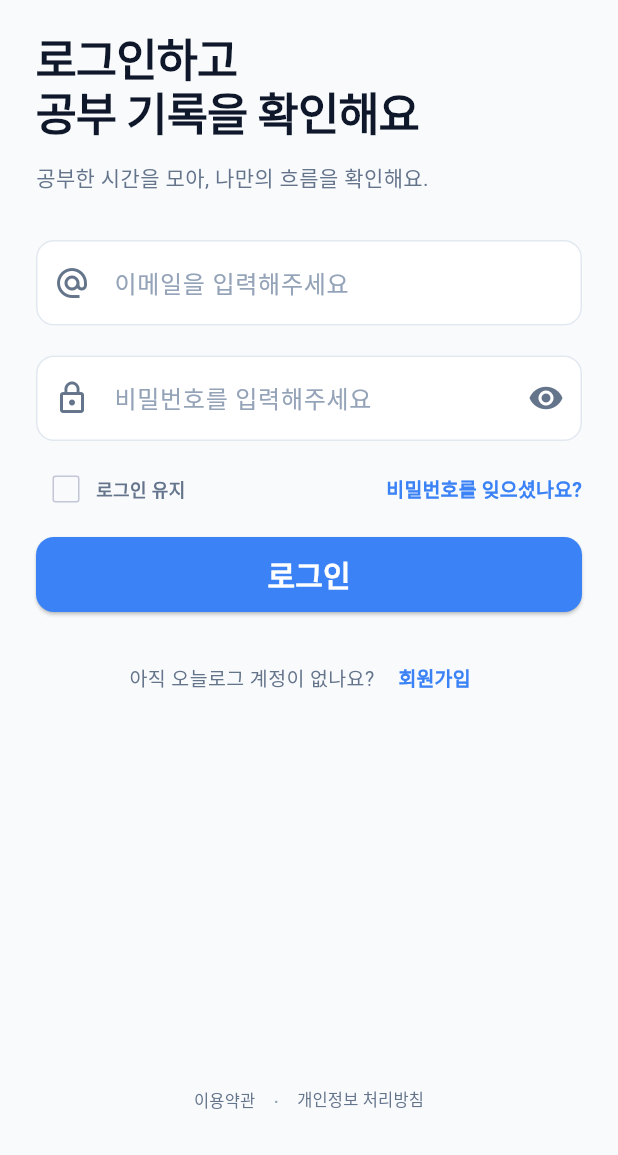
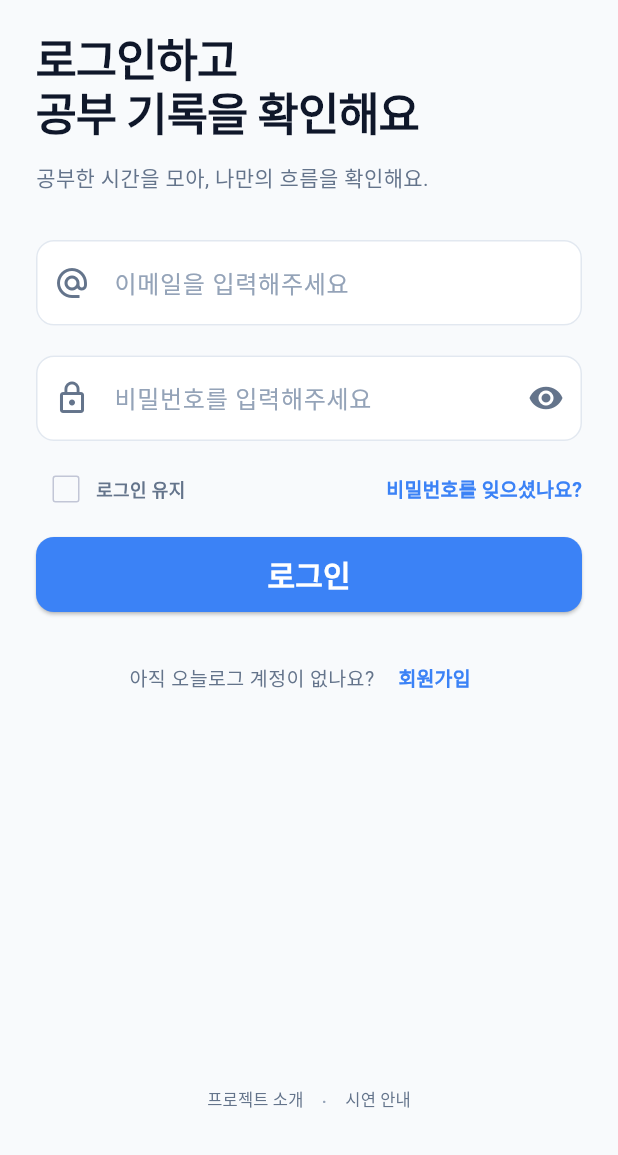
Before and after one commit to sky688372-wq/day_log, a Flutter app: the screen it shows after launch, on a phone screen of 412 x 824 dp, the part 81-1236 px from its top. Run offline on Flutter 3.47's test engine with Material 3 defaults, Android fonts, the phone set to English and light mode, and no system bars; our stand-ins replace dio, flutter_secure_storage, smooth_page_indicator; accounts and stored records are empty.

Commit message:
로그인 화면의 약관, 정책 등 부분을 프로젝트 관련 텍스트 버튼으로 교체

```diff
--- a/lib/screens/auth/login_screen.dart
+++ b/lib/screens/auth/login_screen.dart
@@ -393,7 +393,7 @@ class _LoginScreenState extends State<LoginScreen> {
           child: Column(
             mainAxisSize: MainAxisSize.min,
             children: [
-              // 9. 이용약관과 개인정보 처리방침
+              // 9. 프로젝트 소개와 시연 안내
               Wrap(
                 alignment: WrapAlignment.center,
                 crossAxisAlignment: WrapCrossAlignment.center,
@@ -403,10 +403,10 @@ class _LoginScreenState extends State<LoginScreen> {
                       foregroundColor: AppColor.textSecondary,
                     ),
                     onPressed: () {
-                      // todo 이용약관 페이지 만들면 이동 로직 추가하기
+                      // todo 프로젝트 소개 페이지 만들면 이동 로직 추가하기
                     },
                     child: const Text(
-                      '이용약관',
+                      '프로젝트 소개',
                       style: TextStyle(fontSize: 11),
                     ),
                   ),
@@ -421,10 +421,10 @@ class _LoginScreenState extends State<LoginScreen> {
                       foregroundColor: AppColor.textSecondary,
                     ),
                     onPressed: () {
-                      // todo 개인정보 처리방침 페이지 만들면 이동 로직 추가하기
+                      // todo 시연 안내 페이지 만들면 이동 로직 추가하기
                     },
                     child: const Text(
-                      '개인정보 처리방침',
+                      '시연 안내',
                       style: TextStyle(fontSize: 11),
                     ),
                   ),
```
